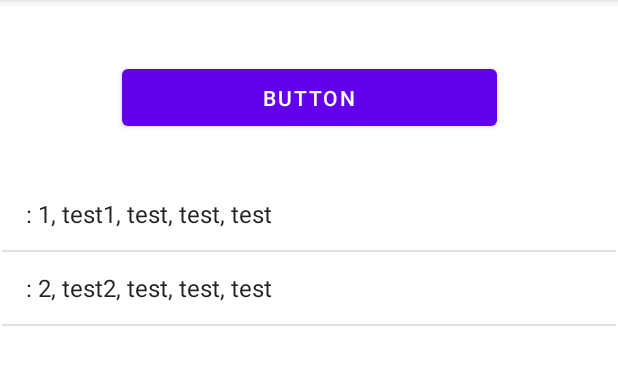
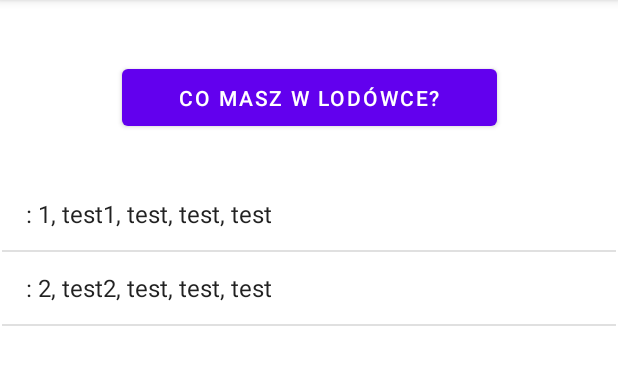
Before and after one commit to VoT1/przepyszneapp2, an Android app: the MainActivity2 screen opened directly, with no data from a screen before it, on a phone screen of 412 x 824 dp, the part 84-469 px from its top. Run offline under Robolectric (Android 15) with nearby library versions, the phone set to English and light mode, and no system bars.

Commit message:
update 0.21

```diff
--- a/app/src/main/java/com/example/przepyszneapp2/DatabaseHelper.java
+++ b/app/src/main/java/com/example/przepyszneapp2/DatabaseHelper.java
@@ -9,7 +9,7 @@ import android.database.sqlite.SQLiteOpenHelper;
 public class DatabaseHelper extends SQLiteOpenHelper {
 
     private static final String DATABASE_NAME = "dbpyszneapp2.db";
-    private static final int DATABASE_VERSION = 6;
+    private static final int DATABASE_VERSION = 8;
 
     public DatabaseHelper(Context context) {
         super(context, DATABASE_NAME, null, DATABASE_VERSION);
@@ -20,9 +20,11 @@ public class DatabaseHelper extends SQLiteOpenHelper {
     public void onCreate(SQLiteDatabase db) {
         db.execSQL("CREATE TABLE IF NOT EXISTS Uzytkownicy (id INTEGER PRIMARY KEY, nazwa TEXT, haslo TEXT, admin BOOLEAN)");
         db.execSQL("CREATE TABLE IF NOT EXISTS Przepisy (id INTEGER PRIMARY KEY, nazwa TEXT, produkt1 TEXT, produkt2 TEXT, produkt3 TEXT)");
-        db.execSQL("CREATE TABLE IF NOT EXISTS Produkty (id INTEGER PRIMARY KEY, nazwa TEXT, waga TEXT)");
+        db.execSQL("CREATE TABLE IF NOT EXISTS Produkty (id INTEGER PRIMARY KEY, nazwa TEXT, waga TEXT,kcal TEXT )");
         db.execSQL("INSERT INTO Uzytkownicy (id, nazwa, haslo, admin) VALUES (1, 'admin', '1234', 1)");
         db.execSQL("INSERT INTO Uzytkownicy (id, nazwa, haslo, admin) VALUES (2, 'user', '1234', 0)");
+        db.execSQL("INSERT INTO Produkty (id, nazwa, waga, kcal) VALUES (1, 'pomidor', '40g', '46kcal')");
+        db.execSQL("INSERT INTO Produkty (id, nazwa, waga, kcal) VALUES (2, 'ogorek', '30g', '36kcal')");
         db.execSQL("INSERT INTO Przepisy (id,nazwa,produkt1,produkt2,produkt3)VALUES (1,'test1','test','test','test')");
         db.execSQL("INSERT INTO Przepisy (id,nazwa,produkt1,produkt2,produkt3)VALUES (2,'test2','test','test','test')");
     }
@@ -31,6 +33,7 @@ public class DatabaseHelper extends SQLiteOpenHelper {
     public void onUpgrade(SQLiteDatabase db, int oldVersion, int newVersion) {
         db.execSQL("DROP TABLE IF EXISTS Uzytkownicy");
         db.execSQL("DROP TABLE IF EXISTS Przepisy");
+        db.execSQL("DROP TABLE IF EXISTS Produkty");
         onCreate(db);
     }
 
--- a/app/src/main/res/layout/activity_main2.xml
+++ b/app/src/main/res/layout/activity_main2.xml
@@ -17,7 +17,9 @@
         app:layout_constraintBottom_toBottomOf="parent"
         app:layout_constraintEnd_toEndOf="parent"
         app:layout_constraintStart_toStartOf="parent"
-        app:layout_constraintTop_toTopOf="parent" />
+        app:layout_constraintTop_toTopOf="parent" >
+
+    </ListView>
 
     <Button
         android:id="@+id/buttonwyszukaj"
@@ -26,7 +28,20 @@
         android:layout_marginStart="100dp"
         android:layout_marginTop="40dp"
         android:layout_marginEnd="100dp"
-        android:text="Button"
+        android:text="Co masz w lodówce?"
+        app:layout_constraintEnd_toEndOf="parent"
+        app:layout_constraintStart_toStartOf="parent"
+        app:layout_constraintTop_toTopOf="parent" />
+
+    <ListView
+        android:id="@+id/listviewfiltr"
+        android:layout_width="409dp"
+        android:layout_height="629dp"
+        android:layout_marginStart="1dp"
+        android:layout_marginTop="100dp"
+        android:layout_marginEnd="1dp"
+        android:layout_marginBottom="1dp"
+        app:layout_constraintBottom_toBottomOf="parent"
         app:layout_constraintEnd_toEndOf="parent"
         app:layout_constraintStart_toStartOf="parent"
         app:layout_constraintTop_toTopOf="parent" />
--- a/app/src/main/res/values/styles.xml
+++ b/app/src/main/res/values/styles.xml
@@ -9,4 +9,5 @@
         <item name="cornerFamily">rounded</item>
         <item name="cornerSize">16dp</item>
     </style>
+
 </resources>
```
Also changed, not shown: app/src/main/java/com/example/przepyszneapp2/MainActivity2.java (+44 -13 lines).
